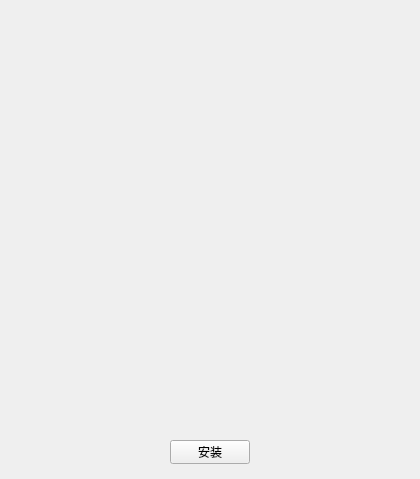
The window that resource/main/ui_main.ui (lirunquan/APK_Installer) describes before a commit, drawn with Qt 5.
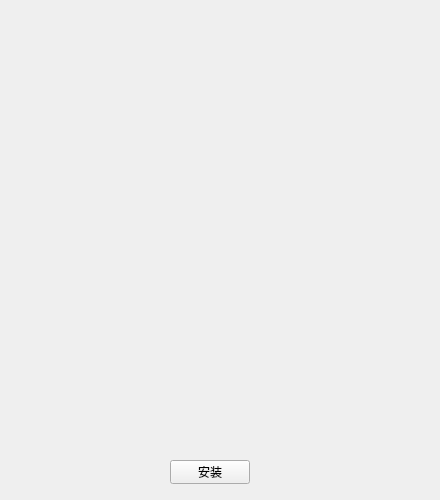
The same window after the commit.

Diff of the .ui file:
```diff
--- a/resource/main/ui_main.ui
+++ b/resource/main/ui_main.ui
@@ -6,8 +6,8 @@
    <rect>
     <x>0</x>
     <y>0</y>
-    <width>420</width>
-    <height>479</height>
+    <width>440</width>
+    <height>500</height>
    </rect>
   </property>
   <property name="windowTitle">
@@ -18,8 +18,8 @@
     <rect>
      <x>10</x>
      <y>0</y>
-     <width>400</width>
-     <height>201</height>
+     <width>420</width>
+     <height>221</height>
     </rect>
    </property>
   </widget>
@@ -27,8 +27,8 @@
    <property name="geometry">
     <rect>
      <x>10</x>
-     <y>200</y>
-     <width>400</width>
+     <y>220</y>
+     <width>420</width>
      <height>231</height>
     </rect>
    </property>
@@ -37,7 +37,7 @@
    <property name="geometry">
     <rect>
      <x>170</x>
-     <y>440</y>
+     <y>460</y>
      <width>80</width>
      <height>24</height>
     </rect>
```
